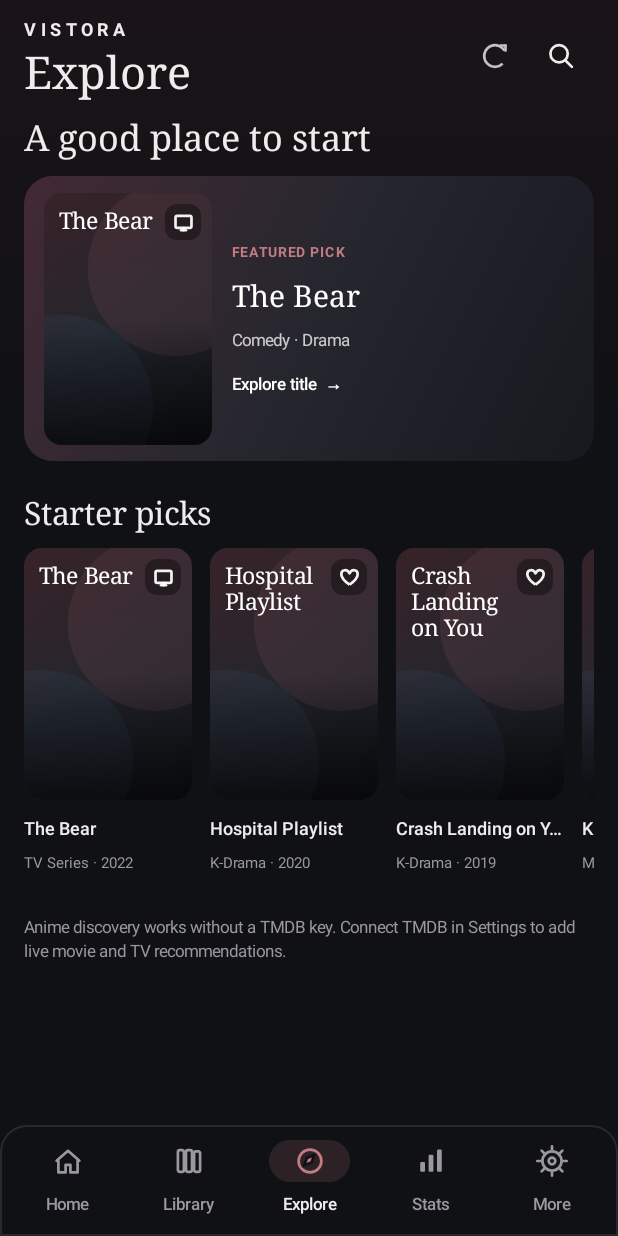
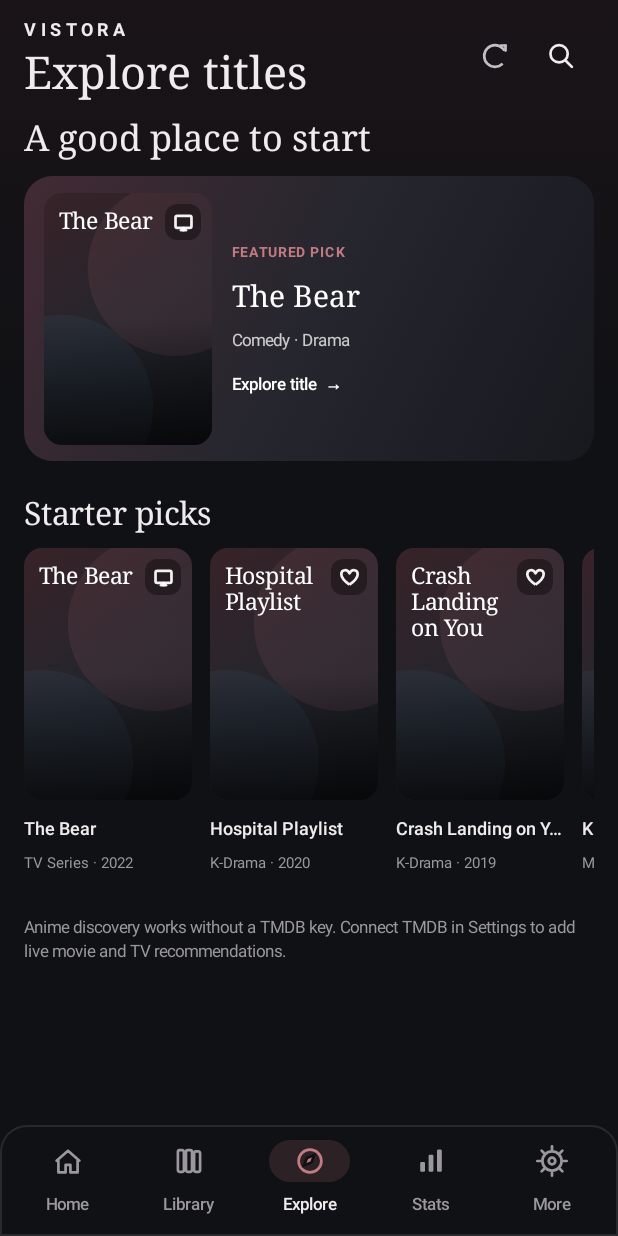
Before and after one commit to 777-hub-cell/spider, an Android app built with Jetpack Compose: the screen it shows after launch (MainActivity), item 3 of the bottom bar chosen, on a phone screen of 412 x 824 dp. Run offline under Robolectric (Android 15) with nearby library versions, the phone set to English and light mode, and no system bars; our stand-ins replace Room's generated code; pictures from the network do not load.

Commit message:
Distinguish Explore screen title from bottom navigation label

```diff
--- a/android/app/src/main/java/com/vistora/android/ui/screens/ExploreScreen.kt
+++ b/android/app/src/main/java/com/vistora/android/ui/screens/ExploreScreen.kt
@@ -85,7 +85,7 @@ fun ExploreScreen(
         Row(Modifier.fillMaxWidth().heightIn(min=48.dp), verticalAlignment=Alignment.CenterVertically, horizontalArrangement=Arrangement.SpaceBetween) {
             Column {
                 Text("VISTORA",color=VistoraPalette.Text,fontSize=12.sp,fontWeight=FontWeight.Bold,letterSpacing=3.sp)
-                Text("Explore",color=VistoraPalette.Text,fontSize=30.sp,fontFamily=FontFamily.Serif,fontWeight=FontWeight.Medium)
+                Text("Explore titles",color=VistoraPalette.Text,fontSize=30.sp,fontFamily=FontFamily.Serif,fontWeight=FontWeight.Medium)
             }
             Row(verticalAlignment=Alignment.CenterVertically) {
                 Box(Modifier.size(44.dp).clip(RoundedCornerShape(14.dp)).clickable { onRefresh() },contentAlignment=Alignment.Center) {
```
